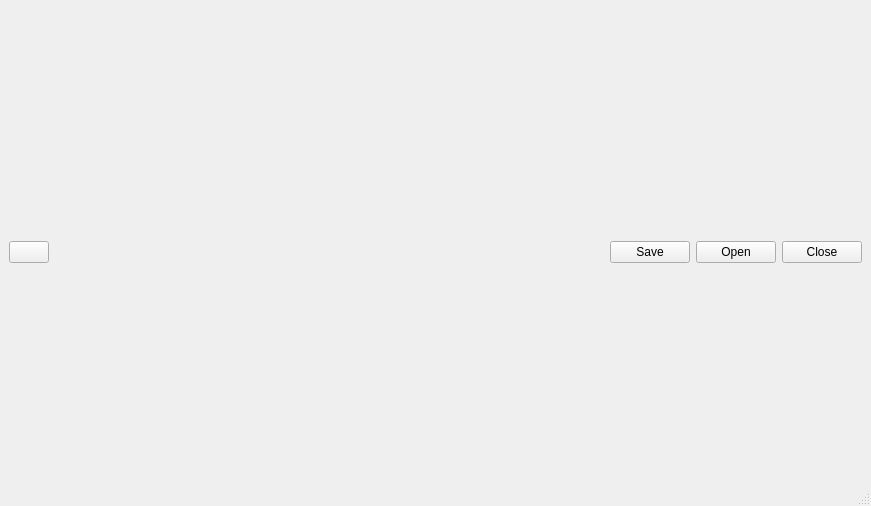
First picture: the form in ui/explorer.ui, repository iceanimations/customui, before the edit.
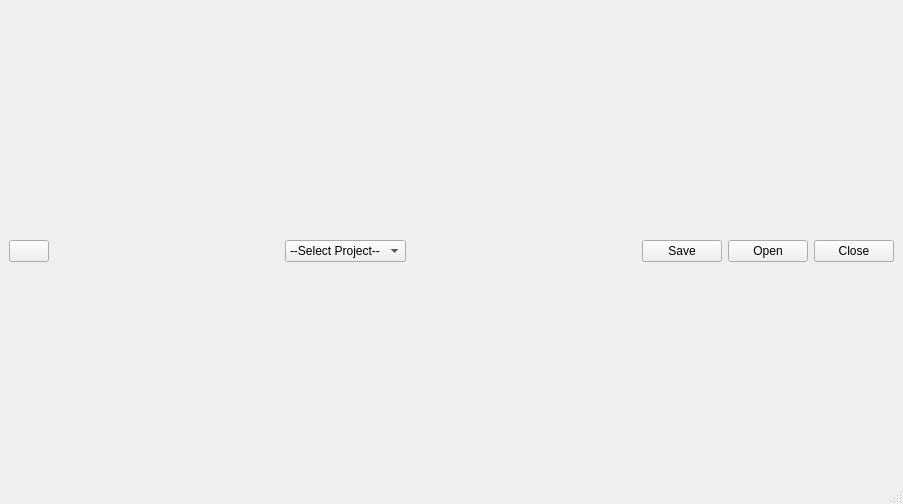
Second picture: the form after the edit.

Commit message: files parameter added to showFiles() method, items deleted in clearItems() method in Scroller class, updateFilesBox and reselectFilesBox methods added, projectsBox added to explorer.ui

The edit to the form file:
```diff
--- a/ui/explorer.ui
+++ b/ui/explorer.ui
@@ -6,8 +6,8 @@
    <rect>
     <x>0</x>
     <y>0</y>
-    <width>871</width>
-    <height>506</height>
+    <width>903</width>
+    <height>504</height>
    </rect>
   </property>
   <property name="windowTitle">
@@ -79,6 +79,28 @@
         </property>
        </widget>
       </item>
+      <item>
+       <spacer name="horizontalSpacer_3">
+        <property name="orientation">
+         <enum>Qt::Horizontal</enum>
+        </property>
+        <property name="sizeHint" stdset="0">
+         <size>
+          <width>40</width>
+          <height>20</height>
+         </size>
+        </property>
+       </spacer>
+      </item>
+      <item>
+       <widget class="QComboBox" name="projectsBox">
+        <item>
+         <property name="text">
+          <string>--Select Project--</string>
+         </property>
+        </item>
+       </widget>
+      </item>
       <item>
        <spacer name="horizontalSpacer">
         <property name="orientation">
```
Left out of the diff: 4 changed lines with no effect on the pictures. The commit also changes 1 other file.
